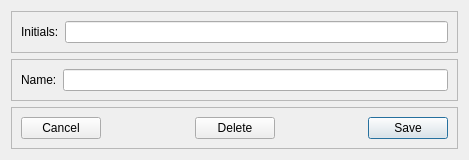
Chaflan/GreenSplit, file BillSplit-Desktop/nameeditdialog.ui: the form before one commit.
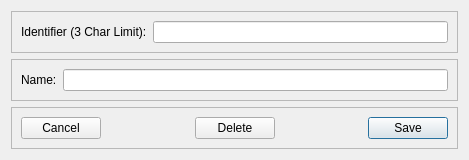
The form after the commit.

Commit message: Cleanup 1: Added New, fixed data getData, fixed model reset signal people table, 3 char limit id, removed blank name error

```diff
--- a/BillSplit-Desktop/nameeditdialog.ui
+++ b/BillSplit-Desktop/nameeditdialog.ui
@@ -26,7 +26,7 @@
       <item>
        <widget class="QLabel" name="label">
         <property name="text">
-         <string>Initials:</string>
+         <string>Identifier (3 Char Limit):</string>
         </property>
        </widget>
       </item>
```
The commit also changes 13 other files.
